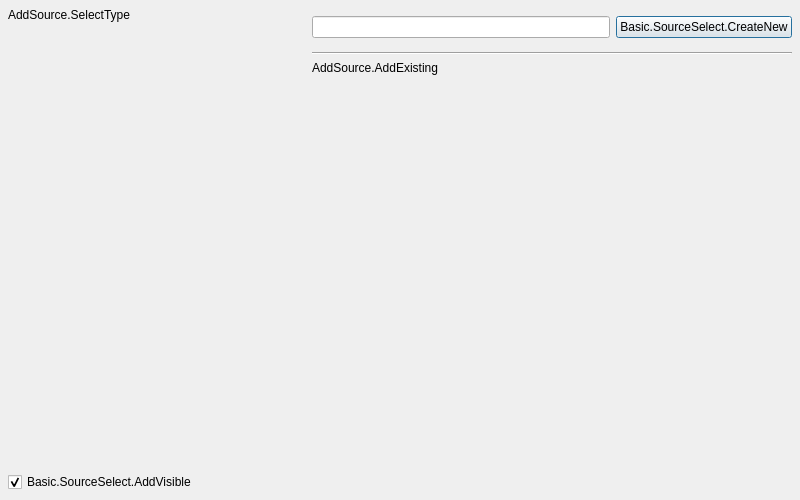
Warchamp7/obs-studio, file UI/forms/OBSBasicSourceSelect.ui: the form before one commit.
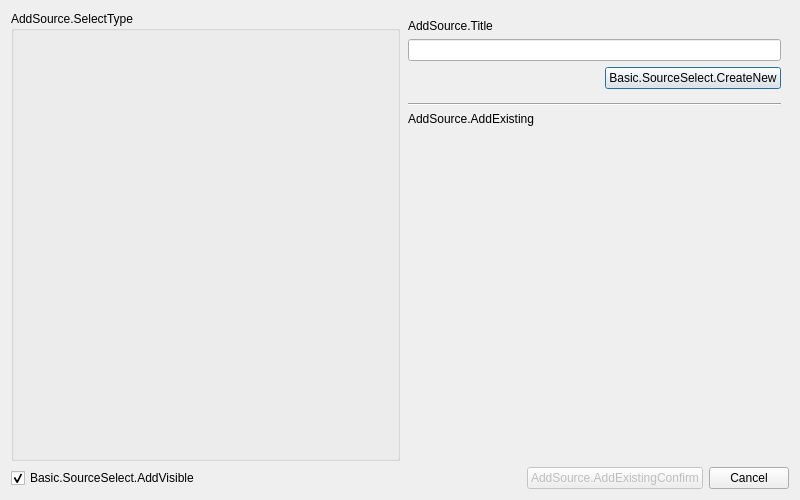
The form after the commit.

Commit message:
Final tweaks to Add Source window form
This is still pending code changes from Matt currently

```diff
--- a/UI/forms/OBSBasicSourceSelect.ui
+++ b/UI/forms/OBSBasicSourceSelect.ui
@@ -34,7 +34,19 @@
   <property name="windowTitle">
    <string>AddSource.Title</string>
   </property>
-  <layout class="QHBoxLayout" name="horizontalLayout" stretch="3,5">
+  <layout class="QVBoxLayout" name="verticalLayout_7">
+   <item>
+    <widget class="QFrame" name="frame">
+     <property name="frameShape">
+      <enum>QFrame::NoFrame</enum>
+     </property>
+     <property name="frameShadow">
+      <enum>QFrame::Plain</enum>
+     </property>
+     <layout class="QHBoxLayout" name="horizontalLayout">
+      <property name="spacing">
+       <number>0</number>
+      </property>
    <property name="leftMargin">
     <number>0</number>
    </property>
@@ -48,7 +60,7 @@
     <number>0</number>
    </property>
    <item>
-    <widget class="QFrame" name="addSource_SelectTypeFrame">
+       <widget class="QGroupBox" name="addSource_SelectTypeGroupBox">
      <property name="enabled">
       <bool>true</bool>
      </property>
@@ -64,30 +76,26 @@
        <height>0</height>
       </size>
      </property>
-     <layout class="QVBoxLayout" name="verticalLayout">
-      <property name="leftMargin">
-       <number>8</number>
-      </property>
-      <property name="topMargin">
-       <number>8</number>
-      </property>
-      <property name="rightMargin">
-       <number>8</number>
-      </property>
-      <property name="bottomMargin">
-       <number>8</number>
-      </property>
-      <item>
-       <widget class="QLabel" name="addSource_TypeLabel">
-        <property name="text">
+        <property name="title">
          <string>AddSource.SelectType</string>
         </property>
-       </widget>
-      </item>
+        <layout class="QVBoxLayout" name="verticalLayout">
+         <property name="leftMargin">
+          <number>8</number>
+         </property>
+         <property name="topMargin">
+          <number>8</number>
+         </property>
+         <property name="rightMargin">
+          <number>8</number>
+         </property>
+         <property name="bottomMargin">
+          <number>8</number>
+         </property>
       <item>
        <widget class="QFrame" name="addSource_ButtonGrid">
         <property name="sizePolicy">
-         <sizepolicy hsizetype="Preferred" vsizetype="Expanding">
+            <sizepolicy hsizetype="Expanding" vsizetype="Expanding">
           <horstretch>0</horstretch>
           <verstretch>0</verstretch>
          </sizepolicy>
@@ -124,33 +132,17 @@
         </property>
         <property name="sizeHint" stdset="0">
          <size>
-          <width>20</width>
-          <height>20</height>
+             <width>17</width>
+             <height>4</height>
          </size>
         </property>
        </spacer>
       </item>
-      <item>
-       <widget class="QCheckBox" name="addSource_SourceVisible">
-        <property name="text">
-         <string>Basic.SourceSelect.AddVisible</string>
-        </property>
-        <property name="checked">
-         <bool>true</bool>
-        </property>
-       </widget>
-      </item>
      </layout>
     </widget>
    </item>
    <item>
     <widget class="QFrame" name="addSource_SelectSourceContainer">
-     <property name="sizePolicy">
-      <sizepolicy hsizetype="Minimum" vsizetype="Expanding">
-       <horstretch>0</horstretch>
-       <verstretch>0</verstretch>
-      </sizepolicy>
-     </property>
      <property name="minimumSize">
       <size>
        <width>0</width>
@@ -162,7 +154,7 @@
        <number>8</number>
       </property>
       <property name="topMargin">
-       <number>8</number>
+          <number>0</number>
       </property>
       <property name="rightMargin">
        <number>8</number>
@@ -190,7 +182,7 @@
          </property>
          <item>
           <widget class="QFrame" name="addSource_CreateNewFrame">
-           <layout class="QHBoxLayout" name="horizontalLayout_2">
+              <layout class="QVBoxLayout" name="verticalLayout_3">
             <property name="leftMargin">
              <number>0</number>
             </property>
@@ -203,10 +195,17 @@
             <property name="bottomMargin">
              <number>8</number>
             </property>
+               <item>
+                <widget class="QLabel" name="label">
+                 <property name="text">
+                  <string>AddSource.Title</string>
+                 </property>
+                </widget>
+               </item>
             <item>
              <widget class="QLineEdit" name="lineEdit"/>
             </item>
-            <item>
+               <item alignment="Qt::AlignRight">
              <widget class="QPushButton" name="addSourceButton_CreateNew">
               <property name="sizePolicy">
                <sizepolicy hsizetype="Maximum" vsizetype="Maximum">
@@ -258,8 +257,8 @@
              <rect>
               <x>0</x>
               <y>0</y>
-              <width>480</width>
-              <height>406</height>
+                 <width>375</width>
+                 <height>323</height>
              </rect>
             </property>
             <layout class="QVBoxLayout" name="verticalLayout_4">
@@ -337,6 +336,82 @@
          </size>
         </property>
        </spacer>
+         </item>
+        </layout>
+       </widget>
+      </item>
+     </layout>
+    </widget>
+   </item>
+   <item>
+    <widget class="QFrame" name="frame_2">
+     <property name="frameShape">
+      <enum>QFrame::NoFrame</enum>
+     </property>
+     <property name="frameShadow">
+      <enum>QFrame::Plain</enum>
+     </property>
+     <layout class="QHBoxLayout" name="horizontalLayout_2">
+      <property name="leftMargin">
+       <number>0</number>
+      </property>
+      <property name="topMargin">
+       <number>0</number>
+      </property>
+      <property name="rightMargin">
+       <number>0</number>
+      </property>
+      <property name="bottomMargin">
+       <number>0</number>
+      </property>
+      <item>
+       <widget class="QCheckBox" name="addSource_SourceVisible">
+        <property name="text">
+         <string>Basic.SourceSelect.AddVisible</string>
+        </property>
+        <property name="checked">
+         <bool>true</bool>
+        </property>
+       </widget>
+      </item>
+      <item>
+       <spacer name="horizontalSpacer_2">
+        <property name="orientation">
+         <enum>Qt::Horizontal</enum>
+        </property>
+        <property name="sizeHint" stdset="0">
+         <size>
+          <width>40</width>
+          <height>20</height>
+         </size>
+        </property>
+       </spacer>
+      </item>
+      <item>
+       <widget class="QPushButton" name="addSource_confirmExisting">
+        <property name="enabled">
+         <bool>false</bool>
+        </property>
+        <property name="text">
+         <string>AddSource.AddExistingConfirm</string>
+        </property>
+       </widget>
+      </item>
+      <item>
+       <widget class="QDialogButtonBox" name="buttonBox">
+        <property name="sizePolicy">
+         <sizepolicy hsizetype="Fixed" vsizetype="Fixed">
+          <horstretch>0</horstretch>
+          <verstretch>0</verstretch>
+         </sizepolicy>
+        </property>
+        <property name="standardButtons">
+         <set>QDialogButtonBox::Cancel</set>
+        </property>
+        <property name="centerButtons">
+         <bool>false</bool>
+        </property>
+       </widget>
       </item>
      </layout>
     </widget>
```
Lines whose indentation alone changed are shown as unchanged.
